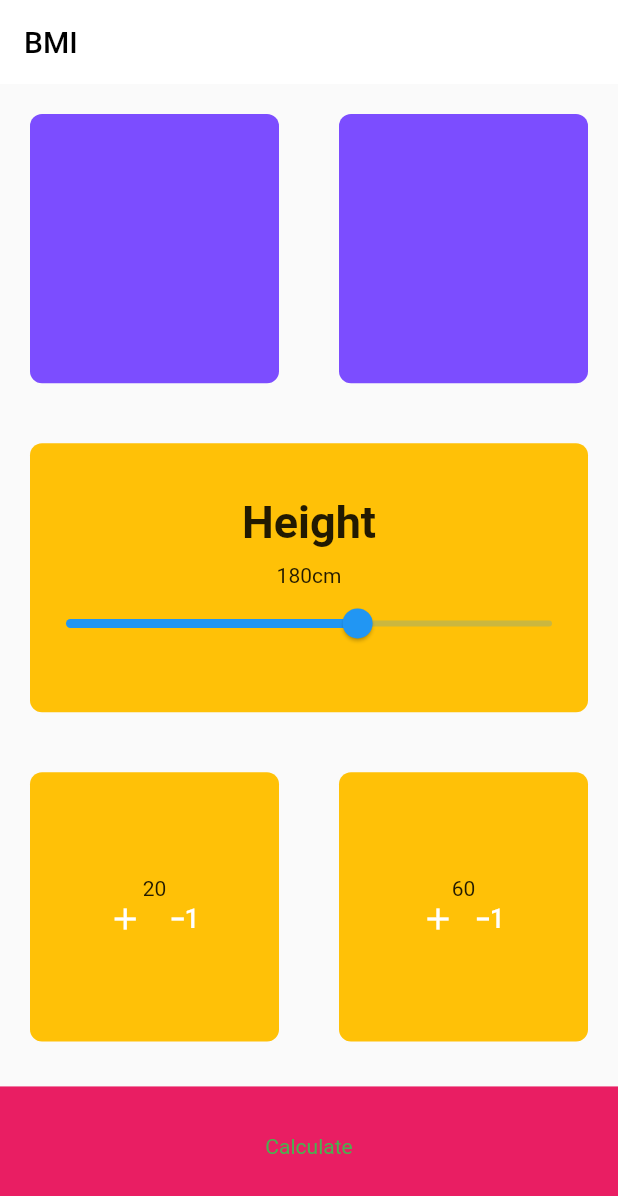
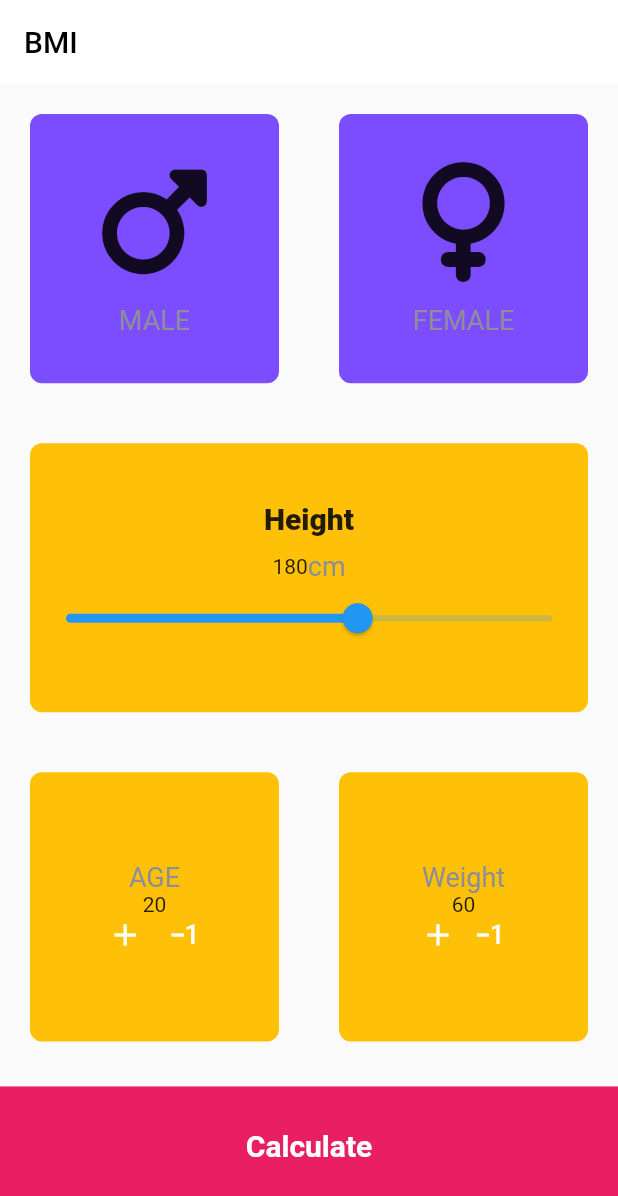
Before and after one commit to Merahulshrestha/final-Bmi, a Flutter app: the screen it shows after launch, on a phone screen of 412 x 824 dp. Shown: the top 1196 px of the screen. Run offline on Flutter 3.47's test engine with Material 2 defaults, Android fonts, the phone set to English and light mode, and no system bars; our stand-ins replace font_awesome_flutter; missing offline and left inert: circle_button.

Commit message:
For Internship

```diff
--- a/doctor_bmi/lib/bottom_button.dart
+++ b/doctor_bmi/lib/bottom_button.dart
@@ -13,7 +13,9 @@ class BottomButton extends StatelessWidget {
         child: Container(
           color: Colors.pink,
           child: Center(child: Text(text, style:
-          TextStyle(color: Colors.green),)),
+          TextStyle(color: Colors.white,
+          fontSize: 20,
+          fontWeight: FontWeight.bold),)),
            margin: EdgeInsets.only(top: 10.0),
         padding: EdgeInsets.only(bottom: 20.0),
         width: double.infinity,
--- a/doctor_bmi/lib/calculator_brain.dart
+++ b/doctor_bmi/lib/calculator_brain.dart
@@ -6,20 +6,20 @@ class CalculatorBrain {
   CalculatorBrain({required this.weight,required this.height});
 
 
-  late int height;
-  late int weight;
-  late double _bmi;
+   final int height;
+   final int weight;
+    double _bmi = 0.0;
 
-String bmi_calculator(){
+String calculateBMI(){
 
-    _bmi=weight/pow(height/100, 2);
+    _bmi = weight/pow(height/100, 2);
     return _bmi.toStringAsFixed(1);
   }
 
   String getResult() {
-    if (_bmi! >= 25) {
+    if (_bmi >= 25) {
       return 'Overweight';
-    } else if (_bmi! > 18.5) {
+    } else if (_bmi > 18.5) {
       return 'Normal';
     } else {
       return 'Underweight';
@@ -27,9 +27,9 @@ String bmi_calculator(){
   }
 
   String getInterpretation() {
-    if (_bmi! >= 25) {
+    if (_bmi >= 25) {
       return 'You have a higher than normal body weight. Try to exercise more.';
-    } else if (_bmi! >= 18.5) {
+    } else if (_bmi >= 18.5) {
       return 'You have a normal body weight. Good job!';
     } else {
       return 'You have a lower than normal body weight. You can eat a bit more.';
--- /dev/null
+++ b/doctor_bmi/lib/icon_content.dart
@@ -0,0 +1,30 @@
+import 'package:doctor_bmi/constants.dart';
+import 'package:flutter/material.dart';
+
+
+class IconContent extends StatelessWidget {
+  IconContent({this.icon, this.label});
+
+  final IconData? icon;
+  final String? label;
+
+  @override
+  Widget build(BuildContext context) {
+    return Column(
+      mainAxisAlignment: MainAxisAlignment.center,
+      children: <Widget>[
+        Icon(
+          icon,
+          size: 80.0,
+        ),
+        SizedBox(
+          height: 15.0,
+        ),
+        Text(
+          label!,
+          style: kLabelTextStyle,
+        )
+      ],
+    );
+  }
+}
--- a/doctor_bmi/lib/input_page.dart
+++ b/doctor_bmi/lib/input_page.dart
@@ -4,6 +4,8 @@ import 'package:doctor_bmi/calculator_brain.dart';
 import 'package:doctor_bmi/result_page.dart';
 import 'package:doctor_bmi/reusable_card.dart';
 import 'package:flutter/material.dart';
+import 'package:doctor_bmi/icon_content.dart';
+import 'package:font_awesome_flutter/font_awesome_flutter.dart';
 
 
 class BmiCalculator extends StatefulWidget {
@@ -41,6 +43,7 @@ class _BmiCalculatorState extends State<BmiCalculator> {
         backgroundColor: Colors.white,
       ),
       body: Column(
+
         children: [
 
           Expanded(
@@ -58,6 +61,8 @@ class _BmiCalculatorState extends State<BmiCalculator> {
                     color: selectedGender == Gender.male
                         ? activeCardColour
                         : inActiveCardColour,
+                        cardChild: IconContent(icon: FontAwesomeIcons.mars,
+                    label: 'MALE',),
                   ),
                 ),
                 Expanded(
@@ -73,6 +78,8 @@ class _BmiCalculatorState extends State<BmiCalculator> {
                     color: selectedGender == Gender.female
                         ? activeCardColour
                         : inActiveCardColour,
+                        cardChild: IconContent(icon: FontAwesomeIcons.venus,
+                    label: 'FEMALE',),
                   ),
                 ),
               ],
@@ -86,7 +93,11 @@ class _BmiCalculatorState extends State<BmiCalculator> {
                 mainAxisAlignment: MainAxisAlignment.center,
                 crossAxisAlignment: CrossAxisAlignment.center,
                 children: [
-                  const Text("Height", style: heightStyle),
+                  const Text("Height", style:
+                  TextStyle(
+                    fontSize: 20.0,
+                    fontWeight: FontWeight.w900,
+                    ),),
                   const SizedBox(
                     height: 10,
                   ),
@@ -97,7 +108,11 @@ class _BmiCalculatorState extends State<BmiCalculator> {
                       Text(
                         height.toString(),
                       ),
-                      const Text("cm")
+                      const Text("cm",
+                      style:TextStyle(
+  fontSize: 18.0,
+  color: Color(0xFF8D8E98),
+))
                     ],
                   ),
                   Slider(
@@ -125,6 +140,13 @@ class _BmiCalculatorState extends State<BmiCalculator> {
                       mainAxisAlignment: MainAxisAlignment.center,
                       crossAxisAlignment: CrossAxisAlignment.center,
                       children: [
+                          Text(
+                          'AGE',
+                           style:TextStyle(
+  fontSize: 18.0,
+  color: Color(0xFF8D8E98),
+),
+                        ),
                         Text(
                           age.toString(),
                         ),
@@ -179,12 +201,20 @@ class _BmiCalculatorState extends State<BmiCalculator> {
                     crossAxisAlignment: CrossAxisAlignment.center,
                 children: [
                   Text(
+                          'Weight',
+                          style: TextStyle(
+                              fontSize: 18.0,
+  color: Color(0xFF8D8E98),
+                          ),
+                        ),
+                  Text(
                     weight.toString(),
                   ),
                   Row(
                     mainAxisAlignment: MainAxisAlignment.center,
                     crossAxisAlignment: CrossAxisAlignment.center,
                     children: [
+
                       CircleButton(
                         onTap: () {
                           setState(() {
@@ -227,7 +257,7 @@ class _BmiCalculatorState extends State<BmiCalculator> {
               Navigator.push(
               context, MaterialPageRoute(builder:
               (context) =>
-               ResultPage(bmiResult: calc.getResult(),
+               ResultPage(bmiResult: calc.calculateBMI(),
                interpretation: calc.getInterpretation(),
                 resultText: calc.getResult(),
 
--- a/doctor_bmi/lib/main.dart
+++ b/doctor_bmi/lib/main.dart
@@ -16,5 +16,6 @@ class MyApp extends StatelessWidget {
 
       home: BmiCalculator(),
     );
+
   }
   }
--- a/doctor_bmi/pubspec.yaml
+++ b/doctor_bmi/pubspec.yaml
@@ -38,6 +38,7 @@ dependencies:
   cupertino_icons: ^1.0.2
   font_awesome: ^5.10.1
   circle_button: ^1.1.0
+  font_awesome_flutter: ^10.2.1
 
 dev_dependencies:
   flutter_test:
```
Also changed, not shown: doctor_bmi/lib/constants.dart (added, +41 -0 lines), doctor_bmi/lib/result_page.dart (+25 -9 lines), doctor_bmi/pubspec.lock, 10 other files.
